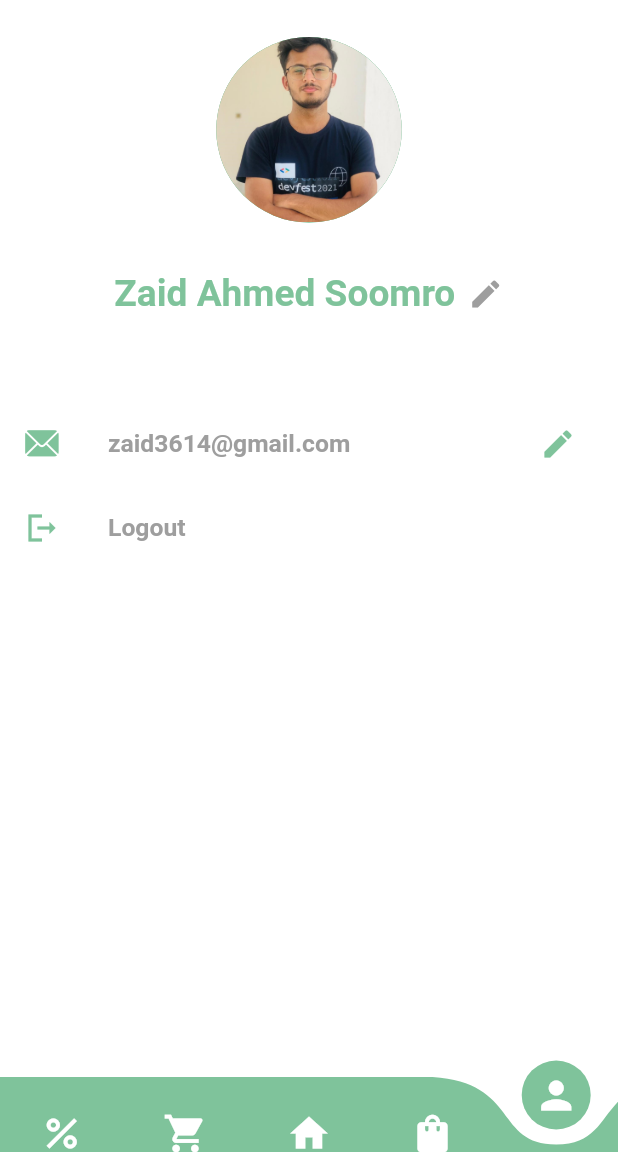
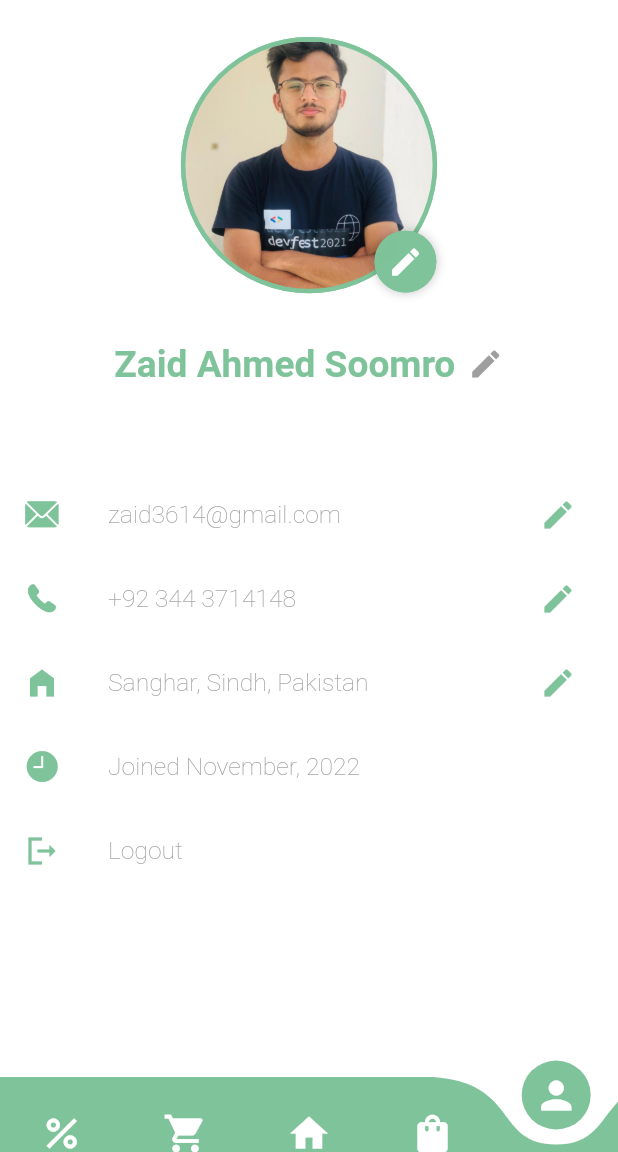
Before and after one commit to iamzaidsoomro/bachat-bot, a Flutter app: the HomePageView screen opened by its route, item 5 of the bottom bar chosen, on a phone screen of 412 x 824 dp, the part 84-1236 px from its top. Run offline on Flutter 3.47's test engine with Material 2 defaults, Android fonts, the phone set to English and light mode, and no system bars; drawn by our look-alikes of curved_navigation_bar; our stand-ins replace firebase_auth, firebase_core, get, google_fonts, shared_preferences; missing offline and left inert: connectivity_checker; accounts and stored records are empty; Roboto replaces fonts that are missing (Acme, Sansita).

Commit message:
Profile Page Enhanced

```diff
--- a/bachat_bot/lib/view/profilePage/profile.dart
+++ b/bachat_bot/lib/view/profilePage/profile.dart
@@ -20,14 +20,54 @@ class ProfileView extends GetWidget {
           Column(
             mainAxisAlignment: MainAxisAlignment.spaceBetween,
             children: [
+              Stack(
+                children: [
                   Container(
                     decoration: const BoxDecoration(
-                    shape: BoxShape.circle, color: primaryColor),
+                        shape: BoxShape.circle,
+                        color: primaryColor,
+                        border: Border(
+                          top: BorderSide(color: primaryColor, width: 3),
+                          left: BorderSide(color: primaryColor, width: 3),
+                          right: BorderSide(color: primaryColor, width: 3),
+                          bottom: BorderSide(color: primaryColor, width: 3),
+                        )),
                     child: CircleAvatar(
                       backgroundColor: primaryColor,
                       backgroundImage: const AssetImage("lib/assets/zaid.jpg"),
-                  radius: Get.mediaQuery.size.width * 0.15,
+                      radius: Get.mediaQuery.size.width * 0.2,
                     ),
+                  ),
+                  Positioned(
+                    bottom: 0.5,
+                    right: 0.5,
+                    child: Container(
+                      height: Get.mediaQuery.size.width * 0.1,
+                      width: Get.mediaQuery.size.width * 0.1,
+                      decoration: const BoxDecoration(
+                          shape: BoxShape.circle,
+                          color: primaryColor,
+                          border: Border(
+                            top: BorderSide(color: primaryColor, width: 3),
+                            left: BorderSide(color: primaryColor, width: 3),
+                            right: BorderSide(color: primaryColor, width: 3),
+                            bottom: BorderSide(color: primaryColor, width: 3),
+                          ),
+                          boxShadow: [
+                            BoxShadow(
+                              color: Color.fromARGB(61, 0, 0, 0),
+                              blurRadius: 5.0,
+                              spreadRadius: 0.0,
+                              offset: Offset(0.0, 0.0),
+                            )
+                          ]),
+                      child: const Icon(
+                        Icons.edit,
+                        color: Colors.white,
+                      ),
+                    ),
+                  ),
+                ],
               ),
               SizedBox(
                 height: Get.mediaQuery.size.height * 0.04,
@@ -51,6 +91,12 @@ class ProfileView extends GetWidget {
                 children: [
                   profileTextBox(
                       "zaid3614@gmail.com", CupertinoIcons.envelope_fill, true),
+                  profileTextBox(
+                      "+92 344 3714148", CupertinoIcons.phone_fill, true),
+                  profileTextBox(
+                      "Sanghar, Sindh, Pakistan", Icons.home_filled, true),
+                  profileTextBox("Joined November, 2022",
+                      CupertinoIcons.clock_fill, false),
                   GestureDetector(
                       onTap: () {
                         FirebaseAuth.instance
@@ -78,7 +124,7 @@ class ProfileView extends GetWidget {
           style: GoogleFonts.acme(
               color: Colors.grey,
               fontSize: Get.mediaQuery.size.width * 0.04,
-              fontWeight: FontWeight.bold)),
+              fontWeight: FontWeight.w100)),
       trailing: editable
           ? IconButton(
               onPressed: () {},
```
Lines whose indentation alone changed are shown as unchanged.
